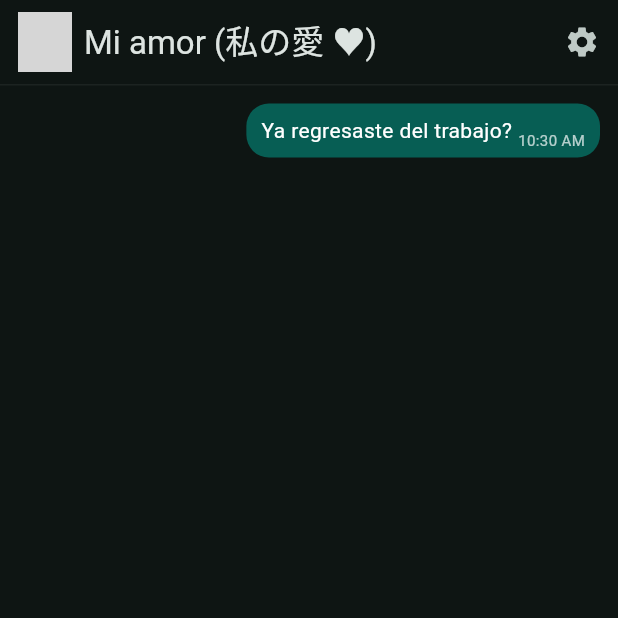
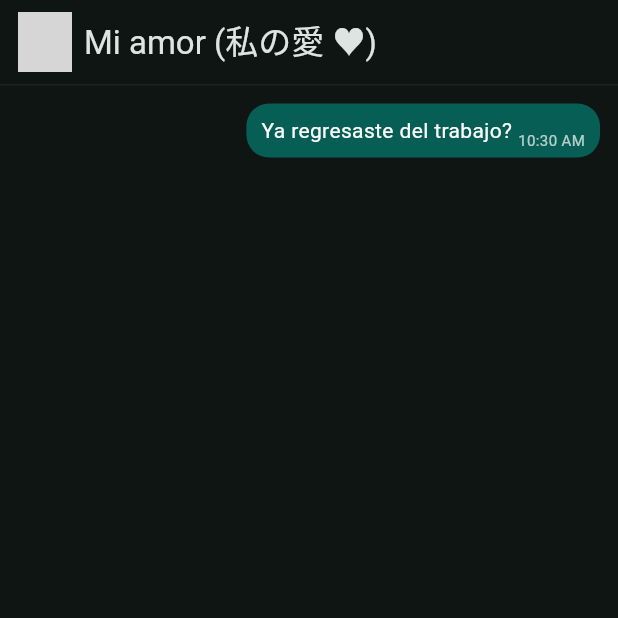
Before and after one commit to Kanicbay/Flutter-Learning, a Flutter app: the screen it shows after launch, on a phone screen of 412 x 824 dp, the top half of it. Run offline on Flutter 3.47's test engine with Material 3 defaults, Android fonts, the phone set to English and light mode, and no system bars; our stand-ins replace dio; network calls fail; grey boxes are pictures that could not be loaded.

Commit message:
fix(Flutter yes_no_app): remove actions
Brian Coyago

```diff
--- a/Flutter/yes_no_app/lib/presentation/screen/chat/chat_screen.dart
+++ b/Flutter/yes_no_app/lib/presentation/screen/chat/chat_screen.dart
@@ -35,9 +35,6 @@ class ChatScreen extends StatelessWidget {
             ),
           ),
         ),
-        actions: [
-          IconButton(onPressed: () {}, icon: const Icon(Icons.settings)),
-        ],
       ),
       body: _ChatView(),
     );
```
